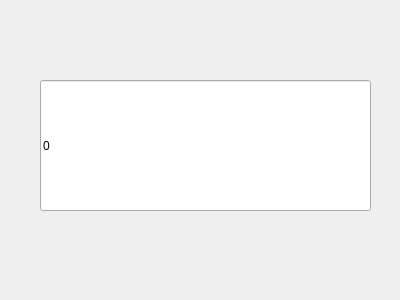
Old version of the form app/timer.ui in the repository Minivera/COMP3004-TEAM25.
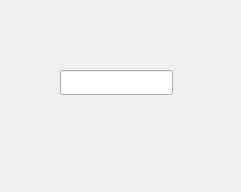
New version of the form.

```diff
--- a/app/timer.ui
+++ b/app/timer.ui
@@ -6,8 +6,8 @@
    <rect>
     <x>0</x>
     <y>0</y>
-    <width>400</width>
-    <height>300</height>
+    <width>241</width>
+    <height>192</height>
    </rect>
   </property>
   <property name="windowTitle">
@@ -16,24 +16,12 @@
   <widget class="QLineEdit" name="Time">
    <property name="geometry">
     <rect>
-     <x>40</x>
-     <y>80</y>
-     <width>331</width>
-     <height>131</height>
+     <x>60</x>
+     <y>70</y>
+     <width>113</width>
+     <height>25</height>
     </rect>
    </property>
-   <property name="text">
-    <string>0</string>
-   </property>
-   <property name="maxLength">
-    <number>10000</number>
-   </property>
-   <property name="cursorPosition">
-    <number>1</number>
-   </property>
-   <property name="cursorMoveStyle">
-    <enum>Qt::LogicalMoveStyle</enum>
-   </property>
   </widget>
  </widget>
  <resources/>
```
Left out of the diff: 2 changed lines with no effect on the pictures.
